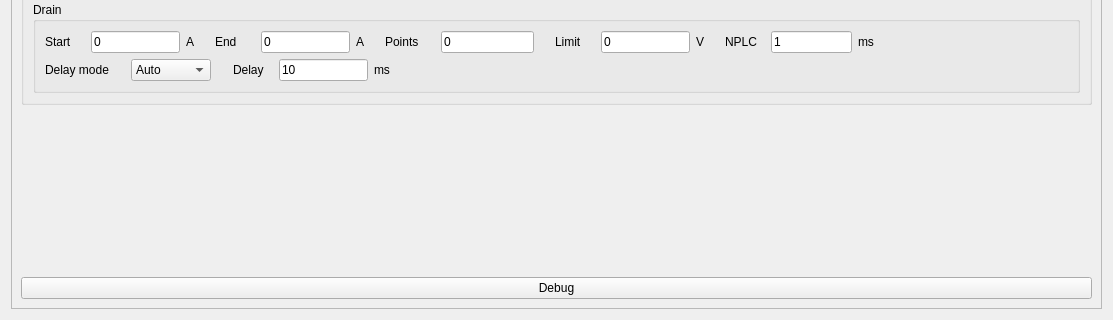
The window that plugins/Keithley2612B/Keithley2612B_settingsWidget.ui (pyIVLS/pyIVLS) describes before a commit, drawn with Qt 5; both pictures show x 0 to 1113 and y 516 to 836 of the 1113 by 836 pixel window.
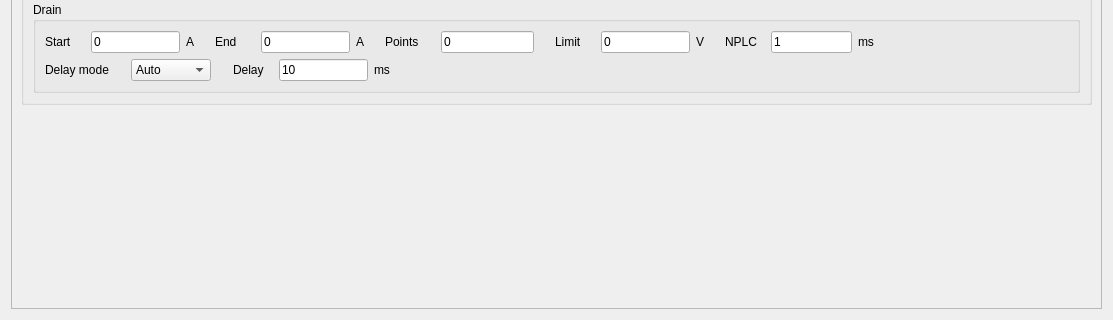
The same window after the commit.

Diff of the .ui file:
```diff
--- a/plugins/Keithley2612B/Keithley2612B_settingsWidget.ui
+++ b/plugins/Keithley2612B/Keithley2612B_settingsWidget.ui
@@ -2043,13 +2043,6 @@
          </property>
         </spacer>
        </item>
-       <item>
-        <widget class="QPushButton" name="pushButton">
-         <property name="text">
-          <string>Debug</string>
-         </property>
-        </widget>
-       </item>
       </layout>
      </widget>
     </widget>
```
